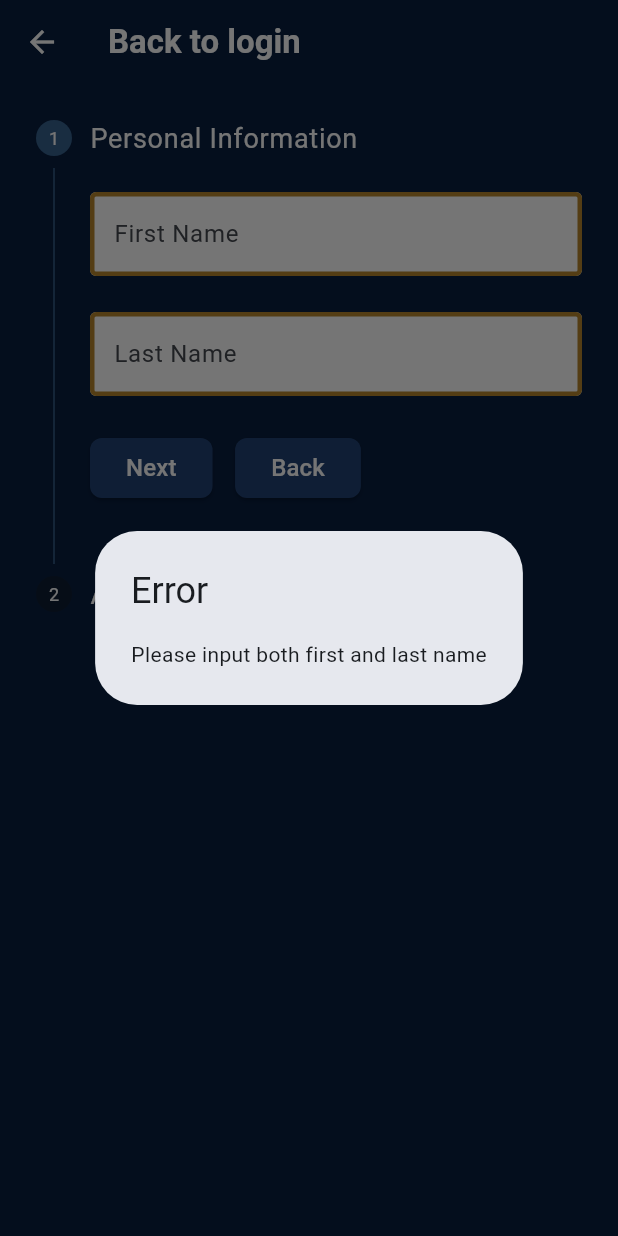
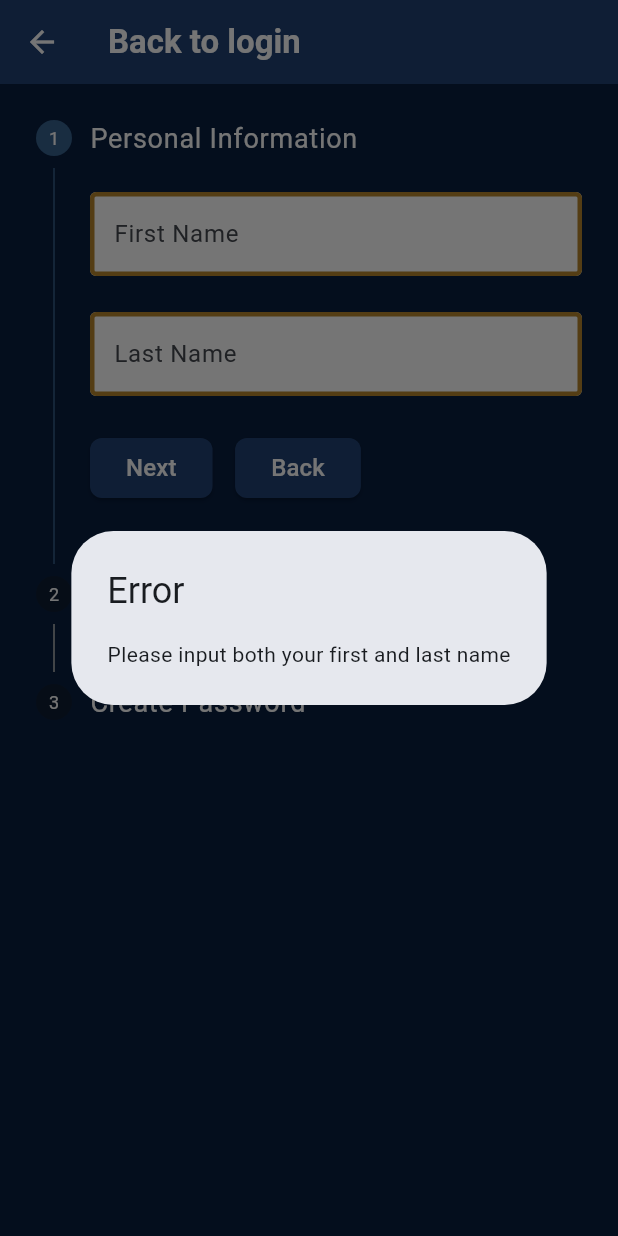
Before and after one commit to alec0322/fiu_csl_checkin, a Flutter app: the SignupPage screen opened directly, after a tap on "Next", on a phone screen of 412 x 824 dp. Run offline on Flutter 3.47's test engine with Material 3 defaults, Android fonts, the phone set to English and light mode, and no system bars; missing offline and left inert: qr_code_scanner.

Commit message:
Implemented Signup Page

```diff
--- a/lib/main.dart
+++ b/lib/main.dart
@@ -33,7 +33,7 @@ class MyApp extends StatelessWidget {
               fontWeight: FontWeight.bold
             ),
           ),
-          backgroundColor: const Color.fromARGB(255, 8, 30, 63)
+          backgroundColor: const Color.fromARGB(255, 33, 66, 116),
         ),
         body: Center(
           child: Column(
@@ -42,7 +42,7 @@ class MyApp extends StatelessWidget {
             children: [
               const Image(image: AssetImage('assets/fiu_roary.png')),
 
-              const SizedBox(height: 30),
+              const SizedBox(height: 60),
 
               CustomTextButton(
                 text: 'Log in',
--- a/lib/signup.dart
+++ b/lib/signup.dart
@@ -1,6 +1,7 @@
 // signup.dart
 // Signup page of the application
 
+import 'package:fiu_csl_checkin/login.dart';
 import 'package:flutter/material.dart';
 import 'widgets.dart';
 
@@ -19,10 +20,13 @@ class _SignupPage extends State<SignupPage> {
   TextEditingController lastNameController = TextEditingController();
   TextEditingController usernameController = TextEditingController();
   TextEditingController emailController = TextEditingController();
+  TextEditingController passwordController = TextEditingController();
+  TextEditingController passwordConfirmationController = TextEditingController();
 
   int _currentStep = 0;
   bool _step1Complete = false;
   bool _step2Complete = false;
+  bool _step3Complete = false;
 
   @override
   Widget build(BuildContext context) {
@@ -34,7 +38,7 @@ class _SignupPage extends State<SignupPage> {
           style: TextStyle(color: Colors.white, fontWeight: FontWeight.bold),
         ),
         iconTheme: const IconThemeData(color: Colors.white),
-        backgroundColor: const Color.fromARGB(255, 8, 30, 63),
+        backgroundColor: const Color.fromARGB(255, 33, 66, 116),
       ),
       body: Stepper(
         currentStep: _currentStep,
@@ -51,7 +55,7 @@ class _SignupPage extends State<SignupPage> {
                 builder: (BuildContext context) {
                   return const AlertDialog(
                     title: Text('Error'),
-                    content: Text('Please input both first and last name'),
+                    content: Text('Please input both your first and last name'),
                   );
                 }
               );
@@ -73,10 +77,57 @@ class _SignupPage extends State<SignupPage> {
                 }
               );
             }
-          } else {
+          } else if (_currentStep == 2) {
+            if (passwordController.text.isNotEmpty && passwordConfirmationController.text.isNotEmpty) {
+              if (passwordController.text != passwordConfirmationController.text) {
+                showDialog(
+                  context: context,
+                  builder: (BuildContext context) {
+                    return const AlertDialog(
+                      title: Text('Error'),
+                      content: Text('Passwords do not match'),
+                    );
+                  }
+                );
+              } else {
+                setState(() {
+                  _step3Complete = true;
+                });
+              }
+            } else {
+              showDialog(
+                context: context,
+                builder: (BuildContext context) {
+                  return const AlertDialog(
+                    title: Text('Error'),
+                    content: Text('Please input matching passwords')
+                  );
+                }
+              );
+            }
+          }
+
+          if (_step1Complete && _step2Complete && _step3Complete) {
             // Perform final step actions here
-            // For example, submite form data
             _submitForm();
+            showDialog(
+              context: context,
+              builder: (BuildContext context) {
+                return AlertDialog(
+                  title: Text('All done!'),
+                  content: Text('Your account has been successfully created'),
+                  actions: <Widget>[
+                    CustomTextButton(
+                      text: 'Log in',
+                      onPressed: () {
+                        Navigator.of(context).push(MaterialPageRoute(builder: (context) => const LoginPage()));
+                      },
+                      pageRoute: const LoginPage(),
+                    )
+                  ],
+                );
+              }
+            );
           }
         },
         onStepCancel: () {
@@ -109,9 +160,7 @@ class _SignupPage extends State<SignupPage> {
                   )
                 ),
               ),
-
               const SizedBox(width: 15),
-
               ElevatedButton(
                 onPressed: details.onStepCancel,
                 style: ButtonStyle(
@@ -148,14 +197,11 @@ class _SignupPage extends State<SignupPage> {
                   hintText: 'First Name',
                   controller: firstNameController,
                 ),
-
                 const SizedBox(height: 20),
-
                 CustomTextField(
                   hintText: 'Last Name',
                   controller: lastNameController,
                 ),
-
                 const SizedBox(height: 20)
               ],
             ),
@@ -176,20 +222,42 @@ class _SignupPage extends State<SignupPage> {
                   hintText: 'Username',
                   controller: usernameController,
                 ),
-
                 const SizedBox(height: 20),
-
                 CustomTextField(
                   hintText: 'Email',
                   controller: emailController,
                 ),
-
                 const SizedBox(height: 20),
               ],
             ),
             isActive: _currentStep == 1,
             state: _step2Complete ? StepState.indexed : StepState.disabled,
           ),
+          Step (
+            title: const Text(
+              'Create Password',
+              style: TextStyle(
+                color: Colors.white,
+                fontSize: 18.0
+              )
+            ),
+            content: Column(
+              children: [
+                CustomTextField(
+                  hintText: 'Password',
+                  controller: passwordController,
+                ),
+                const SizedBox(height: 20),
+                CustomTextField(
+                  hintText: 'Confirm Password',
+                  controller: passwordConfirmationController
+                ),
+                const SizedBox(height: 20),
+              ],
+            ),
+            isActive: _currentStep == 2,
+            state: _step3Complete ? StepState.indexed : StepState.disabled,
+          )
         ],
       ),
     );
@@ -197,11 +265,12 @@ class _SignupPage extends State<SignupPage> {
 
   void _submitForm() {
     // Perform form submission logic here
-    // For example, print the entered data
     print('First Name: ${firstNameController.text}');
     print('Last Name: ${lastNameController.text}');
     print('Username: ${usernameController.text}');
     print('Email: ${emailController.text}');
+    print('Password: ${passwordController.text}');
+    print('Confirm Password: ${passwordConfirmationController.text}');
   }
 
   @override
@@ -210,6 +279,8 @@ class _SignupPage extends State<SignupPage> {
     lastNameController.dispose();
     usernameController.dispose();
     emailController.dispose();
+    passwordController.dispose();
+    passwordConfirmationController.dispose();
     super.dispose();
   }
 }
```
Also changed, not shown: lib/dashboard.dart (+32 -26 lines), lib/login.dart (+8 -1 lines), lib/widgets.dart (+12 -1 lines).
